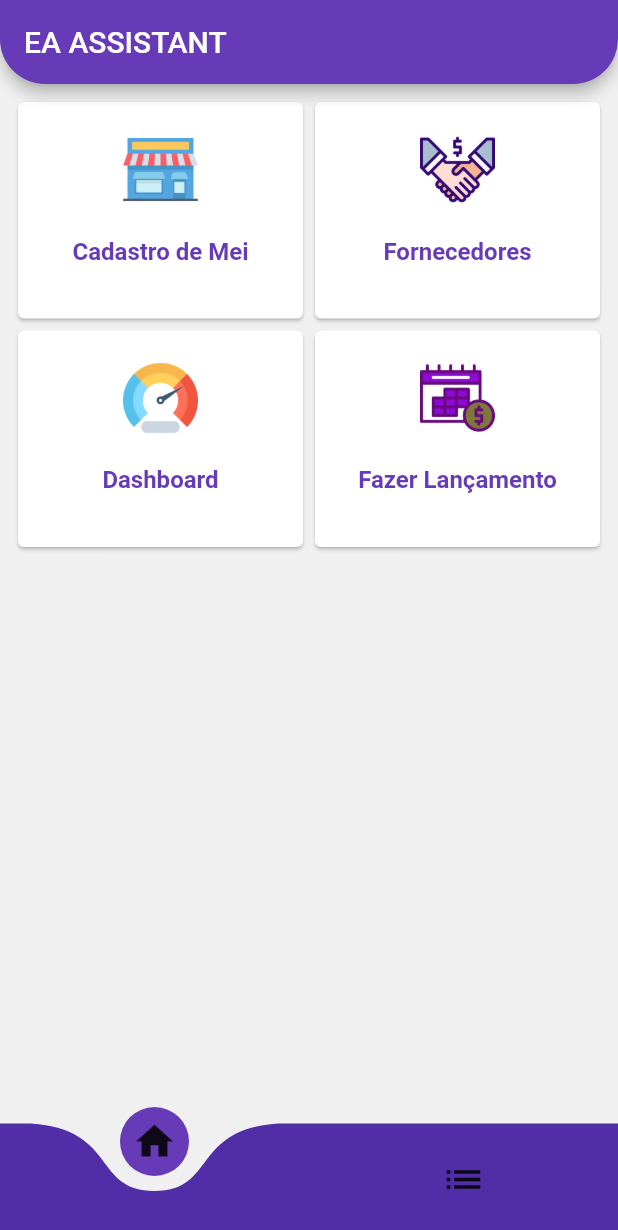
After one commit to matheusc3m/flutter-app-contabil, a Flutter app: the MainPage screen opened directly, on a phone screen of 412 x 824 dp. The commit adds this screen. Shown: the top 1230 px of the screen. Run offline on Flutter 3.47's test engine with Material 2 defaults, Android fonts, the phone set to English and light mode, and no system bars; drawn by our look-alikes of curved_navigation_bar; our stand-ins replace cloud_firestore, firebase_auth, google_sign_in, simple_animations; accounts and stored records are empty.

Commit message:
Home Page Criada

```diff
--- a/appcontabil/lib/main.dart
+++ b/appcontabil/lib/main.dart
@@ -1,4 +1,7 @@
 import 'package:appcontabil/models/user_model.dart';
+import 'package:appcontabil/pages/HomePage.dart';
+
+import 'package:appcontabil/pages/mainPage.dart';
 import 'package:appcontabil/ui/splash.dart';
 import 'package:flutter/material.dart';
 import 'package:scoped_model/scoped_model.dart';
--- /dev/null
+++ b/appcontabil/lib/pages/cadastroFornecedor.dart
@@ -0,0 +1,60 @@
+import 'package:appcontabil/animation/FadeAnimation.dart';
+import 'package:flutter/material.dart';
+
+class HomePage extends StatefulWidget {
+  @override
+  _HomePageState createState() => _HomePageState();
+}
+
+class _HomePageState extends State<HomePage> {
+  @override
+  Widget build(BuildContext context) {
+    var services = [
+      "Cadastro de Mei",
+      "Fornecedores",
+      "Dashboard",
+      "Fazer Lançamento"
+    ];
+    var images = [
+      "lib/images/icons/mei.png",
+      "lib/images/icons/fornecedor.png",
+      "lib/images/icons/dashboard.png",
+      "lib/images/icons/lancamento.png"
+    ];
+    return Padding(
+      padding: EdgeInsets.all(8),
+      child: GridView.builder(
+          itemCount: services.length,
+          gridDelegate: (SliverGridDelegateWithFixedCrossAxisCount(
+            crossAxisCount: 2,
+            childAspectRatio: MediaQuery.of(context).size.width /
+                (MediaQuery.of(context).size.height / 2.6),
+          )),
+          itemBuilder: (BuildContext context, int index) {
+            return FadeAnimation(
+              1.2,
+              Card(
+                child: Column(
+                  children: <Widget>[
+                    SizedBox(height: 20),
+                    Image.asset(images[index], height: 50, width: 50),
+                    Padding(
+                      padding: EdgeInsets.all(20),
+                      child: Text(
+                        services[index],
+                        style: TextStyle(
+                            fontSize: 16,
+                            color: Colors.deepPurple,
+                            fontWeight: FontWeight.bold,
+                            height: 1.2),
+                        textAlign: TextAlign.center,
+                      ),
+                    ),
+                  ],
+                ),
+              ),
+            );
+          }),
+    );
+  }
+}
--- /dev/null
+++ b/appcontabil/lib/pages/homePage.dart
@@ -0,0 +1,58 @@
+import 'package:appcontabil/animation/FadeAnimation.dart';
+import 'package:flutter/material.dart';
+
+class HomePage extends StatelessWidget {
+  @override
+  Widget build(BuildContext context) {
+    var services = [
+      "Cadastro de Mei",
+      "Fornecedores",
+      "Dashboard",
+      "Fazer Lançamento"
+    ];
+    var images = [
+      "lib/images/icons/mei.png",
+      "lib/images/icons/fornecedor.png",
+      "lib/images/icons/dashboard.png",
+      "lib/images/icons/lancamento.png"
+    ];
+    return Padding(
+      padding: EdgeInsets.all(8),
+      child: GridView.builder(
+          itemCount: services.length,
+          gridDelegate: (SliverGridDelegateWithFixedCrossAxisCount(
+            crossAxisCount: 2,
+            childAspectRatio: MediaQuery.of(context).size.width /
+                (MediaQuery.of(context).size.height / 2.6),
+          )),
+          itemBuilder: (BuildContext context, int index) {
+            return FadeAnimation(
+              1.2,
+              Card(
+                child: GestureDetector(
+                  onTap: () {},
+                  child: Column(
+                    children: <Widget>[
+                      SizedBox(height: 20),
+                      Image.asset(images[index], height: 50, width: 50),
+                      Padding(
+                        padding: EdgeInsets.all(20),
+                        child: Text(
+                          services[index],
+                          style: TextStyle(
+                              fontSize: 16,
+                              color: Colors.deepPurple,
+                              fontWeight: FontWeight.bold,
+                              height: 1.2),
+                          textAlign: TextAlign.center,
+                        ),
+                      ),
+                    ],
+                  ),
+                ),
+              ),
+            );
+          }),
+    );
+  }
+}
--- /dev/null
+++ b/appcontabil/lib/pages/mainPage.dart
@@ -0,0 +1,47 @@
+import 'package:appcontabil/animation/FadeAnimation.dart';
+import 'package:appcontabil/pages/HomePage.dart';
+import 'package:curved_navigation_bar/curved_navigation_bar.dart';
+import 'package:flutter/material.dart';
+
+class MainPage extends StatefulWidget {
+  @override
+  _MainPageState createState() => _MainPageState();
+}
+
+class _MainPageState extends State<MainPage> {
+  var _currentIndex = 0;
+  @override
+  Widget build(BuildContext context) {
+    return Scaffold(
+      appBar: AppBar(
+        automaticallyImplyLeading: false,
+        title: FadeAnimation(1.2, Text("EA ASSISTANT")),
+        shape: RoundedRectangleBorder(
+          borderRadius: BorderRadius.vertical(
+            bottom: Radius.circular(30),
+          ),
+        ),
+      ),
+      backgroundColor: Color(0xFFF0F0F0),
+      bottomNavigationBar: CurvedNavigationBar(
+        buttonBackgroundColor: Colors.deepPurple,
+        backgroundColor: Color(0xFFF0F0F0),
+        color: Colors.deepPurple[700],
+        onTap: (index) {
+          setState(() {
+            _currentIndex = index;
+          });
+        },
+        items: <Widget>[
+          Icon(Icons.home, size: 30),
+          Icon(Icons.list, size: 30),
+        ],
+      ),
+      body: getBodyWidget(),
+    );
+  }
+
+  getBodyWidget() {
+    return (_currentIndex == 0) ? HomePage() : Container();
+  }
+}
--- a/appcontabil/pubspec.yaml
+++ b/appcontabil/pubspec.yaml
@@ -17,6 +17,7 @@ environment:
   sdk: ">=2.1.0 <3.0.0"
 
 dependencies:
+  curved_navigation_bar: ^0.1.2
   firebase_auth: ^0.15.1+1
   firebase_core: ^0.4.4+3
   google_sign_in: ^4.1.1
@@ -52,6 +53,7 @@ flutter:
   #  - images/a_dot_ham.jpeg
   assets:
    - lib/images/
+   - lib/images/icons/
 
   # An image asset can refer to one or more resolution-specific "variants", see
   # https://flutter.dev/assets-and-images/#resolution-aware.
```
Also changed, not shown: appcontabil/lib/models/user_model.dart (+20 -23 lines), appcontabil/lib/pages/login.page.dart (+28 -24 lines), appcontabil/lib/images/icons/dashboard.png (added), appcontabil/lib/images/icons/fornecedor.png (added), appcontabil/lib/images/icons/lancamento.png (added), appcontabil/lib/images/icons/mei.png (added), appcontabil/pubspec.lock.
